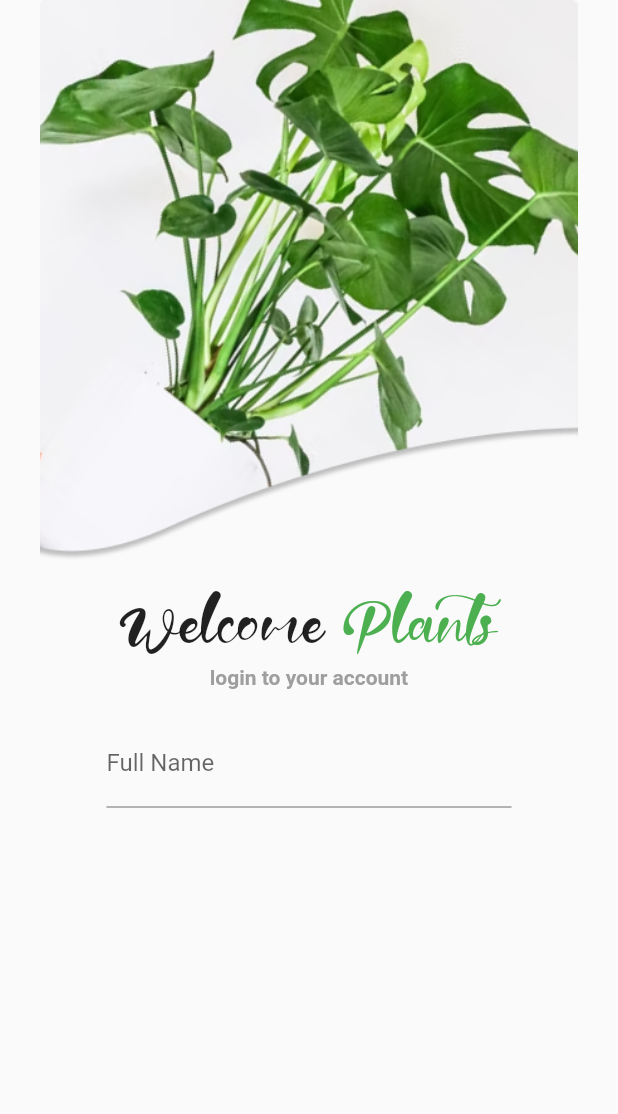
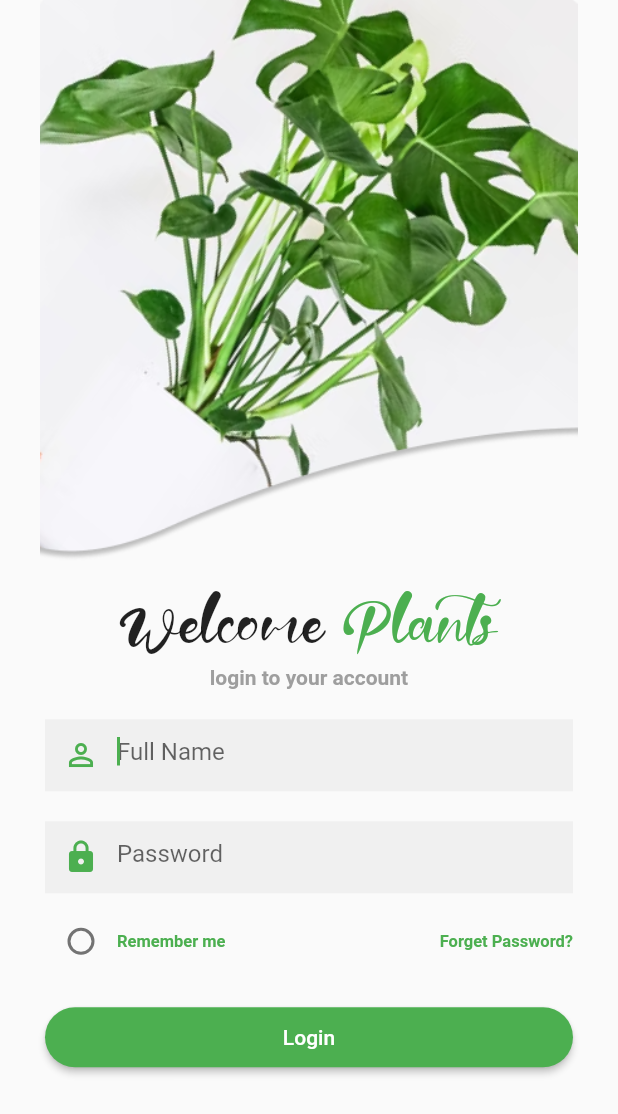
Before and after one commit to ayoubelhioui/PLANTS_APP, a Flutter app: the screen it shows after launch, on a phone screen of 412 x 824 dp. Shown: the top 1114 px of the screen. Run offline on Flutter 3.47's test engine with Material 2 defaults, Android fonts, the phone set to English and light mode, and no system bars.

Commit message:
Login Page UI almost done

```diff
--- a/lib/LoginForm.dart
+++ b/lib/LoginForm.dart
@@ -1,4 +1,39 @@
 import 'package:flutter/material.dart';
+
+class RememberMeCheckBox extends StatefulWidget {
+  const RememberMeCheckBox({Key? key}) : super(key: key);
+
+  @override
+  State<RememberMeCheckBox> createState() => _RememberMeCheckBoxState();
+}
+
+class _RememberMeCheckBoxState extends State<RememberMeCheckBox> {
+  bool checkboxValue = false;
+  @override
+  Widget build(BuildContext context) {
+    return Row(children: [
+      Checkbox(
+        shape: const CircleBorder(),
+        value: checkboxValue,
+        activeColor: Colors.green,
+        onChanged: (value) {
+          if (value == null) return;
+          setState(() {
+            checkboxValue = value;
+          });
+        },
+      ),
+      const Text(
+        'Remember me',
+        style: TextStyle(
+          color: Colors.green,
+          fontWeight: FontWeight.bold,
+          fontSize: 11,
+        ),
+      )
+    ]);
+  }
+}
 
 class LoginForm extends StatelessWidget {
   const LoginForm({Key? key}) : super(key: key);
@@ -7,15 +42,72 @@ class LoginForm extends StatelessWidget {
   Widget build(BuildContext context) {
     final _formKey = GlobalKey<FormState>();
     return Container(
-      width: 270,
+      margin: const EdgeInsets.symmetric(horizontal: 30),
+      // width: 270,
       child: Form(
           child: Column(
         children: [
           TextFormField(
+            autofocus: true,
             decoration: const InputDecoration(
-              labelText: 'Full Name',
+              focusedBorder: InputBorder.none,
+              enabledBorder: InputBorder.none,
+              filled: true,
+              hintText: 'Full Name',
+              prefixIcon: Icon(
+                Icons.person_outline,
+                color: Colors.green,
+              ),
             ),
           ),
+          const SizedBox(height: 20),
+          TextFormField(
+            autofocus: true,
+            decoration: const InputDecoration(
+              focusedBorder: InputBorder.none,
+              enabledBorder: InputBorder.none,
+              filled: true,
+              hintText: 'Password',
+              prefixIcon: Icon(
+                Icons.lock,
+                color: Colors.green,
+              ),
+            ),
+          ),
+          const SizedBox(
+            height: 8,
+          ),
+          Row(
+            mainAxisAlignment: MainAxisAlignment.spaceBetween,
+            children: [
+              const RememberMeCheckBox(),
+              InkWell(
+                onTap: () {},
+                child: const Text(
+                  'Forget Password?',
+                  style: TextStyle(
+                    color: Colors.green,
+                    fontWeight: FontWeight.bold,
+                    fontSize: 11,
+                  ),
+                ),
+              )
+            ],
+          ),
+          const SizedBox(
+            height: 20,
+          ),
+          SizedBox(
+            width: MediaQuery.of(context).size.width,
+            height: 40,
+            child: ElevatedButton(
+              onPressed: () {},
+              child: const Text('Login'),
+              style: ElevatedButton.styleFrom(
+                shape: const StadiumBorder(),
+              ),
+            ),
+          )
         ],
       )),
     );
--- a/lib/screens/Login_Page.dart
+++ b/lib/screens/Login_Page.dart
@@ -11,7 +11,10 @@ class LoginPage extends StatefulWidget {
 class _LoginPageState extends State<LoginPage> {
   @override
   Widget build(BuildContext context) {
-    return Scaffold(
+    return MaterialApp(
+      debugShowCheckedModeBanner: false,
+      theme: ThemeData(primarySwatch: Colors.green),
+      home: Scaffold(
         body: Column(
           children: [
             SizedBox(
@@ -27,12 +30,18 @@ class _LoginPageState extends State<LoginPage> {
               children: const [
                 Text(
                   'Welcome ',
-              style: TextStyle(fontFamily: 'Breadbary', fontSize: 40),
+                  style: TextStyle(
+                    fontFamily: 'Breadbary',
+                    fontSize: 40,
+                  ),
                 ),
                 Text(
                   'Plants',
                   style: TextStyle(
-                  fontFamily: 'Breadbary', fontSize: 40, color: Colors.green),
+                    fontFamily: 'Breadbary',
+                    fontSize: 40,
+                    color: Colors.green,
+                  ),
                 ),
               ],
             ),
@@ -45,6 +54,8 @@ class _LoginPageState extends State<LoginPage> {
             ),
             const LoginForm(),
           ],
-    ));
+        ),
+      ),
+    );
   }
 }
```
Lines whose indentation alone changed are shown as unchanged.
